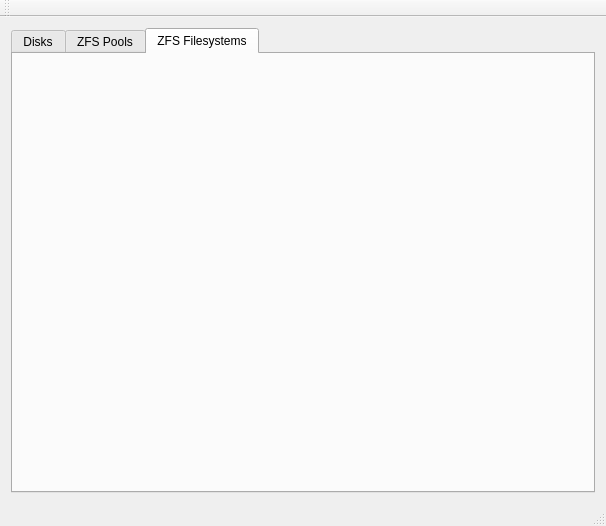
claudiobsd/pcbsd-work, file pc-zmanager/zmanagerwindow.ui: the form before one commit.
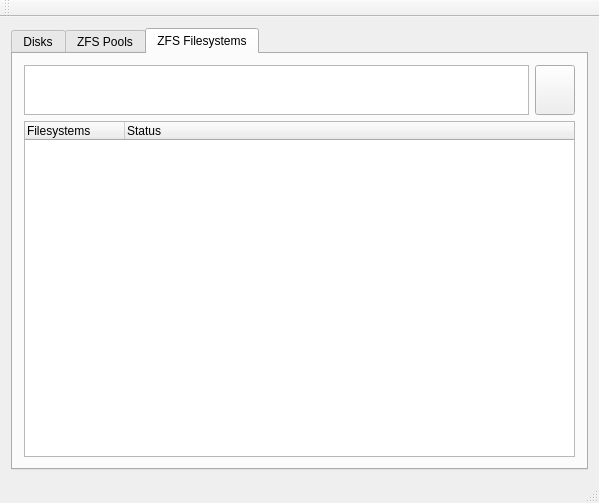
The form after the commit. The open tabs and pages were chosen to show the change. Icons and pictures are not drawn.

Commit message: Added support for ZFS Filesystems. Added Warning dialog boxes on dangerous operations. Added property editor for filesystems.

```diff
--- a/pc-zmanager/zmanagerwindow.ui
+++ b/pc-zmanager/zmanagerwindow.ui
@@ -6,8 +6,8 @@
    <rect>
     <x>0</x>
     <y>0</y>
-    <width>606</width>
-    <height>526</height>
+    <width>599</width>
+    <height>503</height>
    </rect>
   </property>
   <property name="windowTitle">
@@ -18,8 +18,8 @@
     <normaloff>:/icons/server-database.png</normaloff>:/icons/server-database.png</iconset>
   </property>
   <widget class="QWidget" name="centralWidget">
-   <layout class="QVBoxLayout" name="verticalLayout">
-    <item>
+   <layout class="QGridLayout" name="gridLayout_4">
+    <item row="0" column="0">
      <widget class="QTabWidget" name="tabContainer">
       <property name="currentIndex">
        <number>0</number>
@@ -198,6 +198,90 @@
        <attribute name="title">
         <string>ZFS Filesystems</string>
        </attribute>
+       <layout class="QGridLayout" name="gridLayout_5">
+        <item row="0" column="0">
+         <widget class="QTreeWidget" name="fspoolList">
+          <property name="minimumSize">
+           <size>
+            <width>0</width>
+            <height>50</height>
+           </size>
+          </property>
+          <property name="maximumSize">
+           <size>
+            <width>16777215</width>
+            <height>50</height>
+           </size>
+          </property>
+          <property name="verticalScrollBarPolicy">
+           <enum>Qt::ScrollBarAlwaysOff</enum>
+          </property>
+          <property name="horizontalScrollBarPolicy">
+           <enum>Qt::ScrollBarAlwaysOff</enum>
+          </property>
+          <property name="itemsExpandable">
+           <bool>false</bool>
+          </property>
+          <property name="headerHidden">
+           <bool>true</bool>
+          </property>
+          <column>
+           <property name="text">
+            <string>Pool Name</string>
+           </property>
+          </column>
+         </widget>
+        </item>
+        <item row="0" column="1">
+         <widget class="QPushButton" name="dropDownButton">
+          <property name="minimumSize">
+           <size>
+            <width>0</width>
+            <height>50</height>
+           </size>
+          </property>
+          <property name="maximumSize">
+           <size>
+            <width>16777215</width>
+            <height>50</height>
+           </size>
+          </property>
+          <property name="focusPolicy">
+           <enum>Qt::NoFocus</enum>
+          </property>
+          <property name="text">
+           <string/>
+          </property>
+          <property name="icon">
+           <iconset resource="zmanagerres.qrc">
+            <normaloff>:/icons/arrow-down-double.png</normaloff>:/icons/arrow-down-double.png</iconset>
+          </property>
+          <property name="iconSize">
+           <size>
+            <width>32</width>
+            <height>32</height>
+           </size>
+          </property>
+         </widget>
+        </item>
+        <item row="1" column="0" colspan="2">
+         <widget class="QTreeWidget" name="fsList">
+          <property name="contextMenuPolicy">
+           <enum>Qt::CustomContextMenu</enum>
+          </property>
+          <column>
+           <property name="text">
+            <string>Filesystems</string>
+           </property>
+          </column>
+          <column>
+           <property name="text">
+            <string>Status</string>
+           </property>
+          </column>
+         </widget>
+        </item>
+       </layout>
       </widget>
      </widget>
     </item>
```
Left out of the diff: 4 changed lines with no effect on the pictures. The commit also changes 21 other files.
